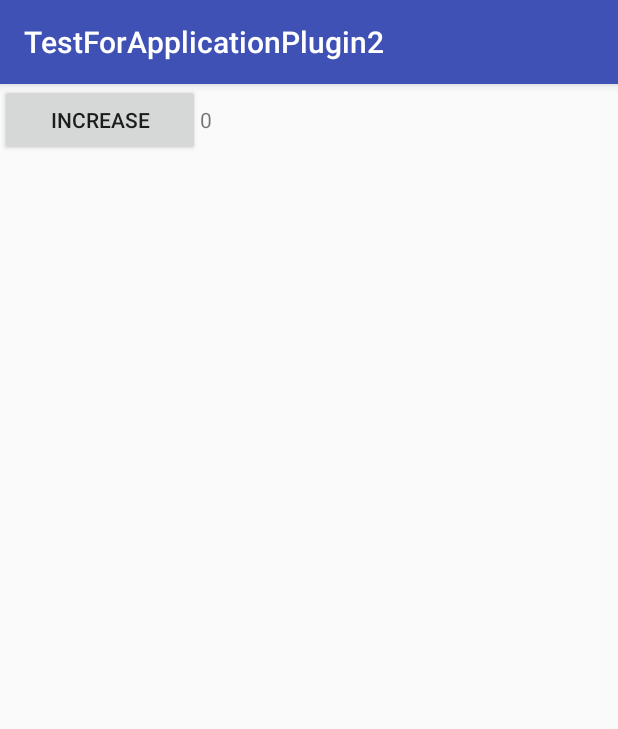
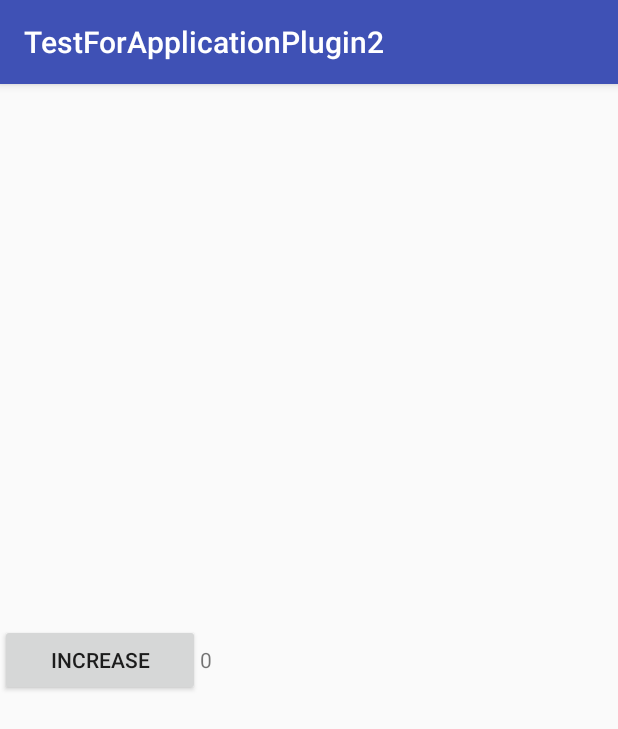
Before and after one commit to tujger/TestForApplicationPlugin2, an Android app: the screen it shows after launch (MainActivity), on a phone screen of 412 x 824 dp. Shown: the top 729 px of the screen. Run offline under Robolectric (Android 15) with nearby library versions, the phone set to English and light mode, and no system bars.

```diff
--- a/app/src/main/java/com/edeqa/testforapplicationplugin2/MainActivity.java
+++ b/app/src/main/java/com/edeqa/testforapplicationplugin2/MainActivity.java
@@ -22,4 +22,5 @@ public class MainActivity extends AppCompatActivity {
         });
 
     }
+
 }
--- a/app/src/main/res/layout/activity_main.xml
+++ b/app/src/main/res/layout/activity_main.xml
@@ -1,10 +1,18 @@
 <?xml version="1.0" encoding="utf-8"?>
-<LinearLayout xmlns:android="http://schemas.android.com/apk/res/android"
+<RelativeLayout xmlns:android="http://schemas.android.com/apk/res/android"
     xmlns:app="http://schemas.android.com/apk/res-auto"
     xmlns:tools="http://schemas.android.com/tools"
     android:layout_width="match_parent"
     android:layout_height="match_parent"
     tools:context="com.edeqa.testforapplicationplugin2.MainActivity">
+
+
+    <LinearLayout
+        android:layout_width="wrap_content"
+        android:layout_height="wrap_content"
+        android:layout_centerVertical="true"
+        android:layout_alignParentLeft="true"
+        android:layout_alignParentStart="true">
 
         <Button
             android:id="@+id/bt_increase"
@@ -17,5 +25,6 @@
             android:layout_width="100px"
             android:layout_height="wrap_content"
             android:text="0" />
+    </LinearLayout>
 
-</LinearLayout>
+</RelativeLayout>
```
Also changed, not shown: app/src/main/java/com/edeqa/testforapplicationplugin2/PluginService.java (+23 -55 lines). Lines whose indentation alone changed are shown as unchanged.
